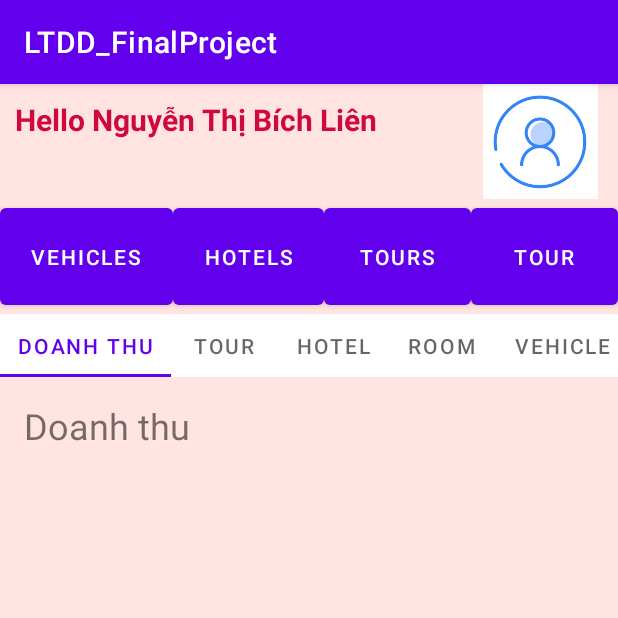
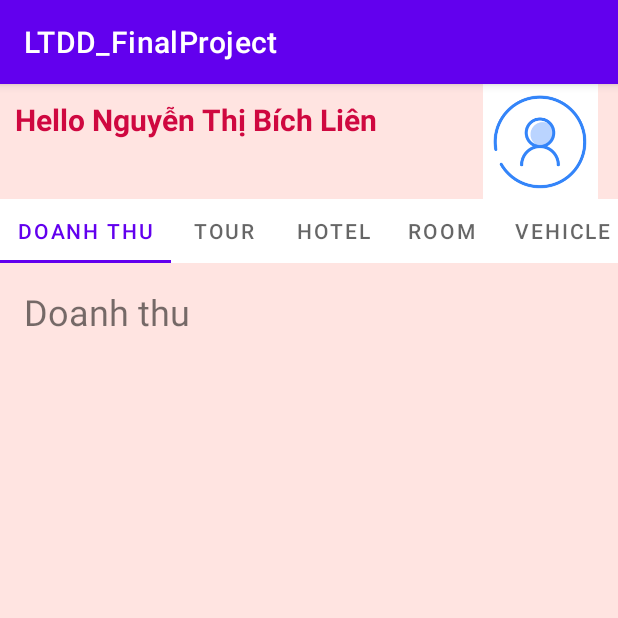
Before and after one commit to duyNguyen8202/Go_Db, an Android app: the screen it shows after launch (StaffActivity), on a phone screen of 412 x 824 dp, the top half of it. Run offline under Robolectric (Android 15) with nearby library versions, the phone set to English and light mode, and no system bars; pictures from the network do not load.

Commit message:
update load tour in staffactivity

```diff
--- a/app/src/main/java/com/example/ltdd_finalproject/Fragment/TourFragment.java
+++ b/app/src/main/java/com/example/ltdd_finalproject/Fragment/TourFragment.java
@@ -4,17 +4,103 @@ import android.os.Bundle;
 import android.view.LayoutInflater;
 import android.view.View;
 import android.view.ViewGroup;
+import android.widget.ImageView;
+import android.widget.TextView;
 
+import androidx.annotation.NonNull;
+import androidx.annotation.Nullable;
+import androidx.appcompat.app.AppCompatActivity;
 import androidx.fragment.app.Fragment;
+import androidx.fragment.app.FragmentManager;
+import androidx.fragment.app.FragmentTransaction;
+import androidx.recyclerview.widget.LinearLayoutManager;
+import androidx.recyclerview.widget.RecyclerView;
+import androidx.viewpager2.widget.ViewPager2;
 
 import com.example.ltdd_finalproject.R;
+import com.example.ltdd_finalproject.adapters.TourAdapter;
+import com.example.ltdd_finalproject.models.Tour;
+
+import java.util.Collections;
+import java.util.List;
 
 public class TourFragment extends Fragment {
+//
+//    @Override
+//    public View onCreateView(LayoutInflater inflater, ViewGroup container, Bundle savedInstanceState) {
+//        View view = inflater.inflate(R.layout.fragment_doanh_thu, container, false);
+//        // Khởi tạo các thành phần giao diện cho fragment này
+//        return view;
+//    }
+//private Tour tour;
+//
+//    public TourFragment(Tour tour) {
+//        this.tour = tour;
+//    }
+//
+//    @Nullable
+//    @Override
+//    public View onCreateView(@NonNull LayoutInflater inflater, @Nullable ViewGroup container, @Nullable Bundle savedInstanceState) {
+//        View view = inflater.inflate(R.layout.fragment_tour, container, false);
+//        ImageView imageView = view.findViewById(R.id.imageViewTour);
+//        TextView nameTextView = view.findViewById(R.id.textViewTourName);
+//        TextView dateTextView = view.findViewById(R.id.textViewNgayDi);
+//        TextView priceTextView = view.findViewById(R.id.textViewPrice);
+//        TextView placeTextView = view.findViewById(R.id.textViewNoiDi);
+//        TextView numPersonTextView = view.findViewById(R.id.textViewSoNguoi);
+//
+//        Glide.with(requireContext()).load(tour.getImageLink()).into(imageView);
+//        nameTextView.setText(tour.getTourName());
+//        dateTextView.setText(tour.getDateGo());
+//        priceTextView.setText(String.valueOf(tour.getPrice()));
+//        placeTextView.setText(tour.getPlaceGo());
+//        numPersonTextView.setText(String.valueOf(tour.getNumPerson()));
+//
+//        return view;
+//    }
+
+
+    private List<Tour> tourList;
+    private RecyclerView recyclerView;
+    private TourAdapter adapter;
+
+
+    public TourFragment(List<Tour> tours) {
+        tourList = tours;
+    }
 
     @Override
     public View onCreateView(LayoutInflater inflater, ViewGroup container, Bundle savedInstanceState) {
         View view = inflater.inflate(R.layout.fragment_doanh_thu, container, false);
-        // Khởi tạo các thành phần giao diện cho fragment này
+        // Thiết lập RecyclerView
+        recyclerView = view.findViewById(R.id.doanh_thu_list);
+        recyclerView.setLayoutManager(new LinearLayoutManager(getActivity()));
+        adapter = new TourAdapter(requireContext(), tourList);
+        recyclerView.setAdapter(adapter);
         return view;
     }
+
+//    @Override
+//    public void onBindViewHolder(@NonNull TourAdapter.TourViewHolder holder, int position) {
+//        Tour tour = tourList.get(position);
+//        if (tour == null) {
+//            return;
+//        }
+//        holder.itemView.setOnClickListener(new View.OnClickListener() {
+//            @Override
+//            public void onClick(View v) {
+//                TourFragment fragment = new TourFragment(Collections.singletonList(tour));
+//                FragmentManager manager = ((AppCompatActivity) mContext).getSupportFragmentManager();
+//                FragmentTransaction transaction = manager.beginTransaction();
+//                transaction.replace(R.id.fragment_container_view, fragment);
+//                transaction.addToBackStack(null);
+//                transaction.commit();
+//            }
+//        });
+//        holder.textViewNgayDi.setText(String.valueOf(tour.getDateGo()));
+//        holder.textViewPrice.setText(String.valueOf(tour.getPrice()));
+//        holder.textViewNoiDi.setText(String.valueOf(tour.getPlaceGo()));
+//        holder.textViewSoNguoi.setText(String.valueOf(tour.getNumPerson()));
+//        holder.textViewTourName.setText(String.valueOf(tour.getTourName()));
+//    }
 }
--- a/app/src/main/java/com/example/ltdd_finalproject/adapters/StaffPagerAdapter.java
+++ b/app/src/main/java/com/example/ltdd_finalproject/adapters/StaffPagerAdapter.java
@@ -10,23 +10,30 @@ import com.example.ltdd_finalproject.Fragment.PlaceFragment;
 import com.example.ltdd_finalproject.Fragment.RoomFragment;
 import com.example.ltdd_finalproject.Fragment.TourFragment;
 import com.example.ltdd_finalproject.Fragment.VehicleFragment;
+import com.example.ltdd_finalproject.models.Tour;
+
+import java.util.List;
 
 public class StaffPagerAdapter extends FragmentPagerAdapter {
 
     private final String[] tabTitles = new String[]{"Doanh thu", "Tour", "Hotel", "Room", "Vehicle", "Place"};
-//    private final String[] tabTitles = new String[]{"Doanh thu"};
+    private List<Tour> tourList;
 
     public StaffPagerAdapter(FragmentManager fragmentManager) {
         super(fragmentManager, BEHAVIOR_RESUME_ONLY_CURRENT_FRAGMENT);
     }
 
+    public StaffPagerAdapter(FragmentManager fragmentManager, List<Tour> tourList) {
+        super(fragmentManager, BEHAVIOR_RESUME_ONLY_CURRENT_FRAGMENT);
+        this.tourList = tourList;
+    }
     @Override
     public Fragment getItem(int position) {
         switch (position) {
             case 0:
                 return new DoanhThuFragment();
             case 1:
-                return new TourFragment();
+                return new TourFragment(tourList);
             case 2:
                 return new HotelFragment();
             case 3:
--- a/app/src/main/java/com/example/ltdd_finalproject/retro/RetrofitClient.java
+++ b/app/src/main/java/com/example/ltdd_finalproject/retro/RetrofitClient.java
@@ -8,7 +8,7 @@ import retrofit2.converter.gson.GsonConverterFactory;
 
 public class RetrofitClient {
     private static Retrofit retrofit;
-    private static final String BASE_URL = "http://192.168.1.132:8080/API_GODB/";
+    private static final String BASE_URL = "http://localhost:8080/API_GODB/";
 
     public static Retrofit getRetrofitLogin() {
         Gson gson = new GsonBuilder().setLenient().create();
--- a/app/src/main/res/layout/activity_staff.xml
+++ b/app/src/main/res/layout/activity_staff.xml
@@ -56,46 +56,47 @@
 
         </LinearLayout>
 
-        <LinearLayout
-            android:layout_width="match_parent"
-            android:layout_height="0dp"
-            android:layout_weight="1"
-            android:orientation="horizontal">
+<!--        <LinearLayout-->
+<!--            android:layout_width="match_parent"-->
+<!--            android:layout_height="0dp"-->
+<!--            android:layout_weight="1"-->
+<!--            android:orientation="horizontal">-->
 
-            <Button
-                android:id="@+id/btnVehicle"
-                android:layout_width="wrap_content"
-                android:layout_height="match_parent"
-                android:layout_weight="1"
-                android:text="Vehicles" />
+<!--            <Button-->
+<!--                android:id="@+id/btnVehicle"-->
+<!--                android:layout_width="wrap_content"-->
+<!--                android:layout_height="match_parent"-->
+<!--                android:layout_weight="1"-->
+<!--                android:text="Vehicles" />-->
 
-            <Button
-                android:id="@+id/btnHotel"
-                android:layout_width="wrap_content"
-                android:layout_height="match_parent"
-                android:layout_weight="1"
-                android:text="Hotels" />
+<!--            <Button-->
+<!--                android:id="@+id/btnHotel"-->
+<!--                android:layout_width="wrap_content"-->
+<!--                android:layout_height="match_parent"-->
+<!--                android:layout_weight="1"-->
+<!--                android:text="Hotels" />-->
 
-            <Button
-                android:id="@+id/btnTour"
-                android:layout_width="wrap_content"
-                android:layout_height="match_parent"
-                android:layout_weight="1"
-                android:text="Tours" />
+<!--            <Button-->
+<!--                android:id="@+id/btnTour"-->
+<!--                android:layout_width="wrap_content"-->
+<!--                android:layout_height="match_parent"-->
+<!--                android:layout_weight="1"-->
+<!--                android:text="Tours" />-->
 
-            <Button
-                android:id="@+id/button5"
-                android:layout_width="wrap_content"
-                android:layout_height="match_parent"
-                android:layout_weight="1"
-                android:text="Tour" />
-        </LinearLayout>
+<!--            <Button-->
+<!--                android:id="@+id/button5"-->
+<!--                android:layout_width="wrap_content"-->
+<!--                android:layout_height="match_parent"-->
+<!--                android:layout_weight="1"-->
+<!--                android:text="Tour" />-->
+<!--        </LinearLayout>-->
+
         <LinearLayout
             android:layout_width="match_parent"
             android:layout_height="0dp"
             android:layout_weight="8"
             android:orientation="vertical"
-            android:weightSum="8">
+            android:weightSum="9">
             <com.google.android.material.tabs.TabLayout
                 android:id="@+id/tab_layout"
                 android:layout_width="match_parent"
@@ -108,7 +109,7 @@
                 android:id="@+id/view_pager"
                 android:layout_width="match_parent"
                 android:layout_height="match_parent"
-                android:layout_weight="7"/>
+                android:layout_weight="8"/>
         </LinearLayout>
 
 
```
Also changed, not shown: app/src/main/java/com/example/ltdd_finalproject/activity/StaffActivity.java (+42 -1 lines), app/src/main/java/com/example/ltdd_finalproject/retro/API.java (+21 -12 lines).
